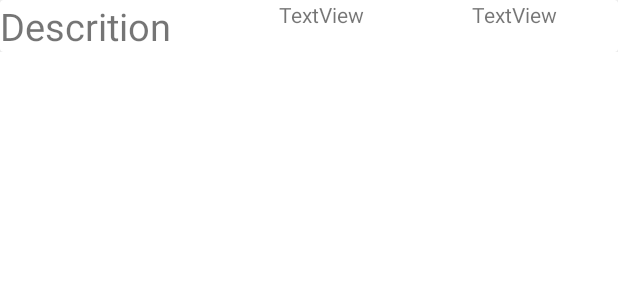
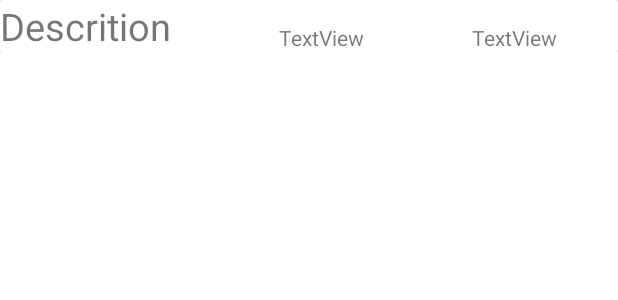
Before and after one commit to saul-h/DailyExpenseTracker, an Android app: the layout expense_row.xml on its own in the app's theme, with its tools: preview values and no code run, on a phone screen of 412 x 824 dp. Shown: the top 300 px of the screen. Run offline under Robolectric (Android 15) with nearby library versions, the phone set to English and light mode, and no system bars.

```diff
--- a/app/src/main/java/com/saulh/dailyexpensetracker/LoginActivity.java
+++ b/app/src/main/java/com/saulh/dailyexpensetracker/LoginActivity.java
@@ -50,6 +50,7 @@ public class LoginActivity extends AppCompatActivity {
             SharedPreferences.Editor editor = sharedPreferences.edit();
             editor.putBoolean("hasLoggedIn", true);
             editor.putString("username", mEditTextUsername.getText().toString());
+            Spashscreen.this_username = mEditTextUsername.getText().toString();
             editor.commit();
 
             user = loginWithCredentials(mEditTextUsername.getText().toString(),
--- a/app/src/main/java/com/saulh/dailyexpensetracker/optionMenu/EditProfileActivity.java
+++ b/app/src/main/java/com/saulh/dailyexpensetracker/optionMenu/EditProfileActivity.java
@@ -14,6 +14,7 @@ import android.widget.Toast;
 import com.saulh.dailyexpensetracker.AppDatabase;
 import com.saulh.dailyexpensetracker.LoginActivity;
 import com.saulh.dailyexpensetracker.R;
+import com.saulh.dailyexpensetracker.Spashscreen;
 import com.saulh.dailyexpensetracker.daos.UserDao;
 import com.saulh.dailyexpensetracker.entities.User;
 
@@ -42,7 +43,7 @@ public class EditProfileActivity extends AppCompatActivity implements ChangePass
         //
         //email.setText(LoginActivity.user.email);
 
-        username = LoginActivity.mEditTextUsername.getText().toString();
+        username = Spashscreen.this_username;
 
         //get database instance
         db = AppDatabase.getDBInstance(context);
--- a/app/src/main/res/layout/expense_row.xml
+++ b/app/src/main/res/layout/expense_row.xml
@@ -31,8 +31,8 @@
                 android:layout_marginStart="72dp"
                 android:layout_marginLeft="72dp"
                 android:text="TextView"
-                app:layout_constraintStart_toEndOf="@+id/rv_expense_desc"
-                app:layout_constraintTop_toTopOf="parent" />
+                app:layout_constraintBottom_toBottomOf="parent"
+                app:layout_constraintStart_toEndOf="@+id/rv_expense_desc" />
 
             <TextView
                 android:id="@+id/rv_date"
@@ -41,8 +41,8 @@
                 android:layout_marginStart="72dp"
                 android:layout_marginLeft="72dp"
                 android:text="TextView"
-                app:layout_constraintStart_toEndOf="@+id/rv_amount"
-                app:layout_constraintTop_toTopOf="parent" />
+                app:layout_constraintBottom_toBottomOf="parent"
+                app:layout_constraintStart_toEndOf="@+id/rv_amount" />
         </androidx.constraintlayout.widget.ConstraintLayout>
     </androidx.cardview.widget.CardView>
 </androidx.constraintlayout.widget.ConstraintLayout>
```
Also changed, not shown: app/src/main/java/com/saulh/dailyexpensetracker/MainActivity.java (+7 -34 lines), app/src/main/res/layout/activity_main.xml (+16 -4 lines).
